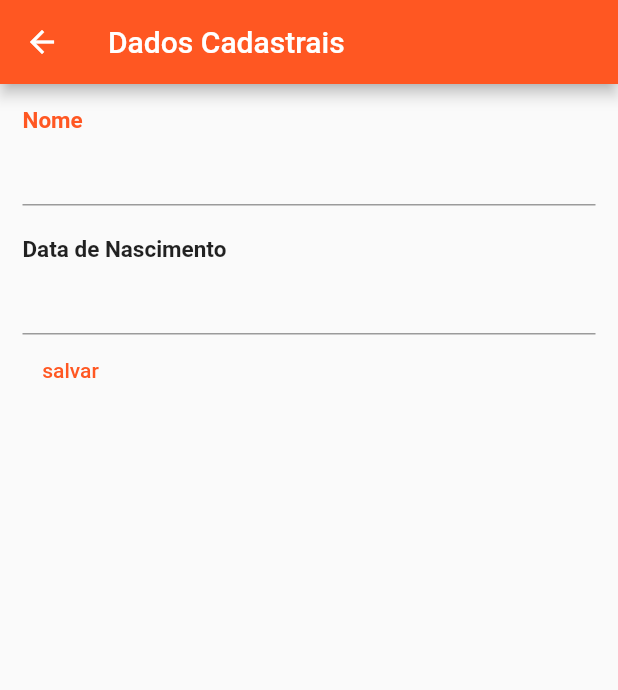
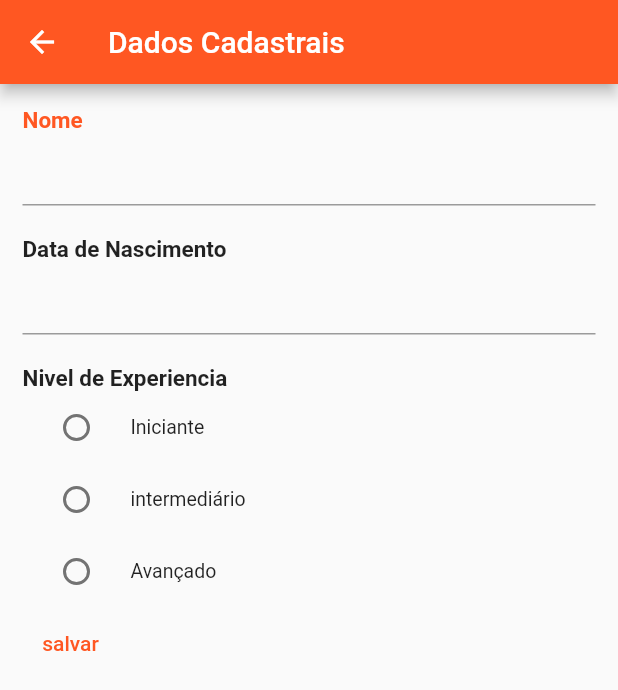
Before and after one commit to SabrinaVailante/learning_flutter_dio, a Flutter app: the DadosCadastrais screen opened directly, on a phone screen of 412 x 824 dp. Shown: the top 690 px of the screen. Run offline on Flutter 3.47's test engine with Material 2 defaults, Android fonts, the phone set to English and light mode, and no system bars; our stand-ins replace google_fonts; network calls fail.

Commit message:
Adcionado RadioList e Repository na telade cadastro.

```diff
--- a/lib/funcionalidades/views/dados_cadastrais.dart
+++ b/lib/funcionalidades/views/dados_cadastrais.dart
@@ -1,5 +1,6 @@
 import 'package:flutter/foundation.dart';
 import 'package:flutter/material.dart';
+import 'package:leaningflutter/repositories/nivel_repositorie.dart';
 
 class DadosCadastrais extends StatefulWidget {
   const DadosCadastrais({super.key});
@@ -12,6 +13,15 @@ class _DadosCadastraisState extends State<DadosCadastrais> {
   TextEditingController nomeController = TextEditingController(text: "");
   TextEditingController dataNascimentoController =
       TextEditingController(text: "");
+  var niveis = [];
+  var nivelRepository = NivelRepository();
+  var nivelSelecionado = "";
+
+  @override
+  void initState() {
+    niveis = nivelRepository.retornarNiveis();
+    super.initState();
+  }
 
   @override
   Widget build(BuildContext context) {
@@ -54,10 +64,35 @@ class _DadosCadastraisState extends State<DadosCadastrais> {
                 }
               },
             ),
+            const SizedBox(
+              height: 20,
+            ),
+            const Text(
+              "Nivel de Experiencia",
+              style: TextStyle(fontSize: 15, fontWeight: FontWeight.w700),
+            ),
+            Column(
+              children: niveis
+                  .map((nivel) => RadioListTile(
+                dense: true,
+                      title: Text(nivel),
+                      selected: nivelSelecionado == nivel,
+                      value: nivel,
+                      groupValue: nivelSelecionado,
+                      onChanged: (value) {
+                        print(value);
+                        setState(() {
+                          nivelSelecionado = value.toString();
+                        });
+
+                      }))
+                  .toList(),
+            ),
             TextButton(
               onPressed: () {
                 print(nomeController.text);
                 print(dataNascimentoController.text);
+                print(nivelSelecionado.toString());
               },
               child: const Text("salvar"),
             )
--- /dev/null
+++ b/lib/repositories/nivel_repositorie.dart
@@ -0,0 +1,5 @@
+class NivelRepository{
+  List<String> retornarNiveis(){
+    return ["Iniciante", "intermediário","Avançado"];
+  }
+}
```
